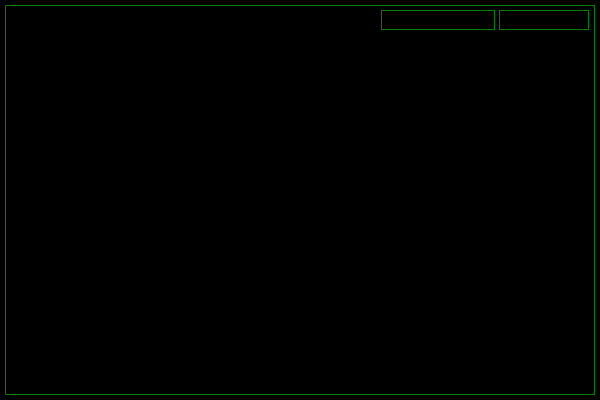
The window that lib_gui/atm_widgets/atm_main_widget.ui (v-str/ATM-North-Star) describes before a commit, drawn with Qt 5.
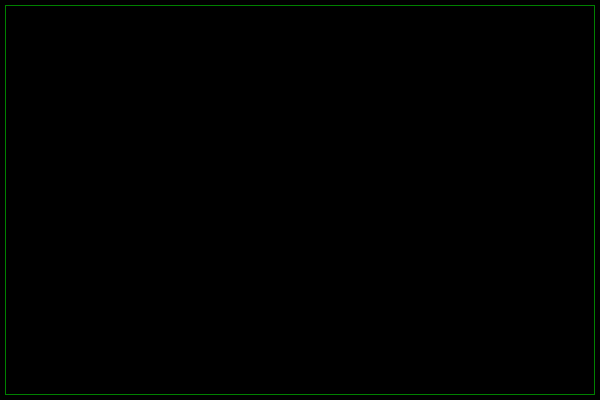
The same window after the commit.

Commit message: Align time and date in main widget Align widgets in splash screen

```diff
--- a/lib_gui/atm_widgets/atm_main_widget.ui
+++ b/lib_gui/atm_widgets/atm_main_widget.ui
@@ -36,38 +36,6 @@
     <property name="frameShadow">
      <enum>QFrame::Raised</enum>
     </property>
-    <widget class="QLabel" name="time_label">
-     <property name="geometry">
-      <rect>
-       <x>494</x>
-       <y>5</y>
-       <width>90</width>
-       <height>20</height>
-      </rect>
-     </property>
-     <property name="text">
-      <string>...</string>
-     </property>
-     <property name="alignment">
-      <set>Qt::AlignRight|Qt::AlignTrailing|Qt::AlignVCenter</set>
-     </property>
-    </widget>
-    <widget class="QLabel" name="date_label">
-     <property name="geometry">
-      <rect>
-       <x>376</x>
-       <y>5</y>
-       <width>114</width>
-       <height>20</height>
-      </rect>
-     </property>
-     <property name="text">
-      <string>...</string>
-     </property>
-     <property name="alignment">
-      <set>Qt::AlignRight|Qt::AlignTrailing|Qt::AlignVCenter</set>
-     </property>
-    </widget>
    </widget>
   </widget>
  </widget>
```
The commit also changes 6 other files.
